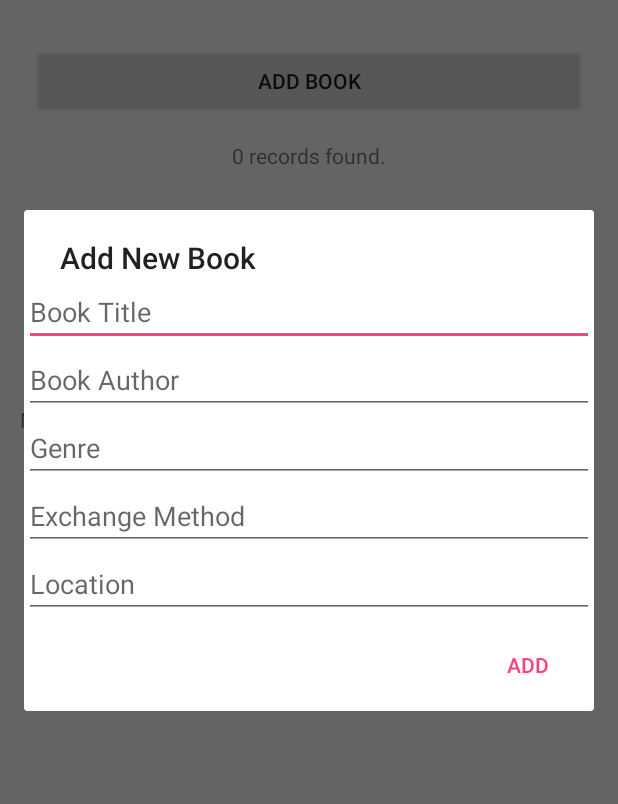
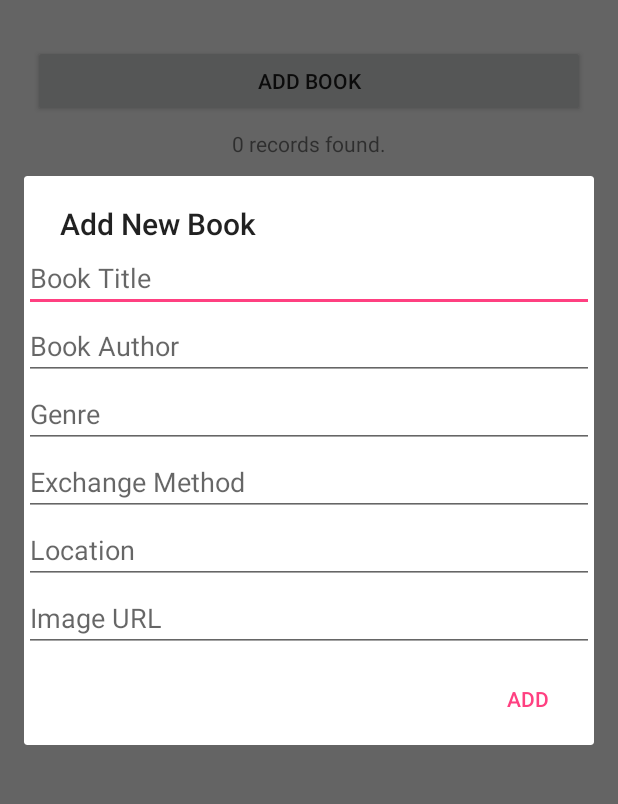
Before and after one commit to ivandiana/MobileApps, an Android app: the ManageBooksActivity screen opened directly, with no data from a screen before it, after a tap on "ADD BOOK", on a phone screen of 412 x 824 dp, the part 157-961 px from its top. Run offline under Robolectric (Android 15) with nearby library versions, the phone set to English and light mode, and no system bars; our stand-ins replace Picasso; pictures from the network do not load; 1 statement that could not run was skipped.

Commit message:
Adapter Pattern
Updated Android Project to use Adapter Pattern

```diff
--- a/BooksApp/app/build.gradle
+++ b/BooksApp/app/build.gradle
@@ -19,6 +19,7 @@ android {
 }
 
 dependencies {
+    compile "com.squareup.picasso:picasso:2.4.0"
     implementation fileTree(dir: 'libs', include: ['*.jar'])
     implementation 'com.android.support:appcompat-v7:26.1.0'
     implementation 'com.android.support.constraint:constraint-layout:1.0.2'
--- /dev/null
+++ b/BooksApp/app/src/main/java/com/example/dianaivan/booksapp/Adapters/BookAdapter.java
@@ -0,0 +1,81 @@
+package com.example.dianaivan.booksapp.Adapters;
+
+import android.content.Context;
+import android.text.Layout;
+import android.view.LayoutInflater;
+import android.view.View;
+import android.view.ViewGroup;
+import android.widget.BaseAdapter;
+import android.widget.ImageView;
+import android.widget.TextView;
+
+import com.example.dianaivan.booksapp.Models.Book;
+import com.example.dianaivan.booksapp.R;
+import com.squareup.picasso.Picasso;
+
+import java.util.ArrayList;
+import java.util.List;
+
+/**
+ * Created by Diana Ivan on 12/3/2017.
+ */
+
+public class BookAdapter extends BaseAdapter {
+    private Context mContext;
+    private LayoutInflater mInflater;
+    private List<Book> mDataSource;
+
+    public BookAdapter(Context context,List<Book> items)
+    {
+        mContext=context;
+        mDataSource=items;
+        mInflater=(LayoutInflater)mContext.getSystemService(Context.LAYOUT_INFLATER_SERVICE);
+
+    }
+
+    //1
+    @Override
+    public int getCount() {
+        return mDataSource.size();
+    }
+
+    //2
+    @Override
+    public Object getItem(int position) {
+        return mDataSource.get(position);
+    }
+
+    //3
+    @Override
+    public long getItemId(int position) {
+        return position;
+    }
+
+    //4
+    @Override
+    public View getView(int position, View convertView, ViewGroup parent) {
+        // Get view for row item
+        View rowView = mInflater.inflate(R.layout.list_item_book, parent, false);
+
+        // Get title element
+        TextView titleTextView = rowView.findViewById(R.id.book_list_title);
+
+        // Get subtitle element
+        TextView subtitleTextView = rowView.findViewById(R.id.book_list_author);
+
+        // Get detail element
+        TextView detailTextView = rowView.findViewById(R.id.book_list_detail);
+
+        // Get thumbnail element
+        ImageView thumbnailImageView = rowView.findViewById(R.id.book_list_thumbnail);
+
+        Book book = (Book) getItem(position);
+
+        titleTextView.setText(book.getTitle());
+        subtitleTextView.setText(book.getAuthor());
+        detailTextView.setText(book.getLocation());
+        Picasso.with(mContext).load(book.getImageURL()).placeholder(R.mipmap.ic_launcher).into(thumbnailImageView);
+
+        return rowView;
+    }
+}
--- a/BooksApp/app/src/main/java/com/example/dianaivan/booksapp/Listeners/OnClickListenerAddBook.java
+++ b/BooksApp/app/src/main/java/com/example/dianaivan/booksapp/Listeners/OnClickListenerAddBook.java
@@ -35,6 +35,7 @@ public class OnClickListenerAddBook implements View.OnClickListener{
         final EditText editTextGenre=(EditText) formElementsView.findViewById(R.id.editTextGenre);
         final EditText editTextExchangeMethod=(EditText) formElementsView.findViewById(R.id.editTextExchangeMethod);
         final EditText editTextLocation=(EditText) formElementsView.findViewById(R.id.editTextLocation);
+        final EditText editTextImageURL=(EditText) formElementsView.findViewById(R.id.editTextImageURL);
 
         //create an alert dialog with the inflated book_input_form.xml
 
@@ -48,8 +49,9 @@ public class OnClickListenerAddBook implements View.OnClickListener{
                         String genre=editTextGenre.getText().toString();
                         String exchangeMethod=editTextExchangeMethod.getText().toString();
                         String location=editTextLocation.getText().toString();
+                        String imageURL=editTextImageURL.getText().toString();
 
-                        Book b=new Book(bookTitle,bookAuthor,genre,exchangeMethod,location);
+                        Book b=new Book(bookTitle,bookAuthor,genre,exchangeMethod,location,imageURL);
 
                         boolean createSuccesful=new TableControllerBook(context).create(b);
                         if(createSuccesful)
--- a/BooksApp/app/src/main/java/com/example/dianaivan/booksapp/database/DatabaseHandler.java
+++ b/BooksApp/app/src/main/java/com/example/dianaivan/booksapp/database/DatabaseHandler.java
@@ -26,7 +26,8 @@ public class DatabaseHandler extends SQLiteOpenHelper {
                 "author TEXT, "+
                 "genre TEXT, "+
                 "exchangeMethod TEXT, "+
-                "location TEXT ) ";
+                "location TEXT," +
+                "imageURL TEXT ) ";
 
         db.execSQL(sql);
     }
--- a/BooksApp/app/src/main/res/layout/activity_manage_books.xml
+++ b/BooksApp/app/src/main/res/layout/activity_manage_books.xml
@@ -36,30 +36,19 @@
         android:id="@+id/textViewRecordCount"
         android:layout_width="wrap_content"
         android:layout_height="wrap_content"
-        android:layout_marginTop="16dp"
+        android:layout_marginTop="8dp"
         android:text="TextView"
         app:layout_constraintLeft_toLeftOf="parent"
         app:layout_constraintRight_toRightOf="parent"
         app:layout_constraintTop_toBottomOf="@+id/buttonAddBook" />
 
-    <ScrollView
-        android:id="@+id/scrollViewRecords"
-        android:layout_width="match_parent"
-        android:layout_height="304dp"
-        android:layout_marginBottom="8dp"
-        android:layout_marginEnd="8dp"
-        android:layout_marginStart="8dp"
+    <ListView
+        android:id="@+id/books_list_view"
+        android:layout_width="368dp"
+        android:layout_height="300dp"
         android:layout_marginTop="8dp"
-        app:layout_constraintBottom_toBottomOf="parent"
         app:layout_constraintEnd_toEndOf="parent"
         app:layout_constraintHorizontal_bias="0.5"
         app:layout_constraintStart_toStartOf="parent"
-        app:layout_constraintTop_toBottomOf="@+id/textViewRecordCount">
-
-        <LinearLayout
-            android:id="@+id/linearLayoutRecords"
-            android:layout_width="match_parent"
-            android:layout_height="wrap_content"
-            android:orientation="vertical" />
-    </ScrollView>
+        app:layout_constraintTop_toBottomOf="@+id/textViewRecordCount"></ListView>
 </android.support.constraint.ConstraintLayout>
--- a/BooksApp/app/src/main/res/layout/book_input_form.xml
+++ b/BooksApp/app/src/main/res/layout/book_input_form.xml
@@ -52,5 +52,13 @@
         android:hint="Location"
         android:singleLine="true" />
 
+    <EditText
+        android:id="@+id/editTextImageURL"
+        android:layout_width="match_parent"
+        android:layout_height="wrap_content"
+        android:layout_alignParentLeft="true"
+        android:layout_below="@+id/editTextLocation"
+        android:hint="Image URL"
+        android:singleLine="true" />
 
 </RelativeLayout>
--- a/BooksApp/app/src/main/res/values/strings.xml
+++ b/BooksApp/app/src/main/res/values/strings.xml
@@ -1,3 +1,4 @@
 <resources>
-    <string name="app_name">BooksApp</string>
+  <string name="app_name">BooksApp</string>
+  <string name="thumbnail">thumbnail</string>
 </resources>
```
Also changed, not shown: BooksApp/app/src/main/java/com/example/dianaivan/booksapp/Listeners/OnLongClickListenerBook.java (+12 -1 lines), BooksApp/app/src/main/java/com/example/dianaivan/booksapp/ManageBooksActivity.java (+104 -25 lines), BooksApp/app/src/main/java/com/example/dianaivan/booksapp/Models/Book.java (+12 -2 lines), BooksApp/app/src/main/java/com/example/dianaivan/booksapp/database/TableControllerBook.java (+7 -3 lines), BooksApp/app/src/main/res/layout/list_item_book.xml (added, +74 -0 lines), BooksApp/build.gradle (line endings or trailing spaces), BooksApp/settings.gradle (line endings or trailing spaces).
